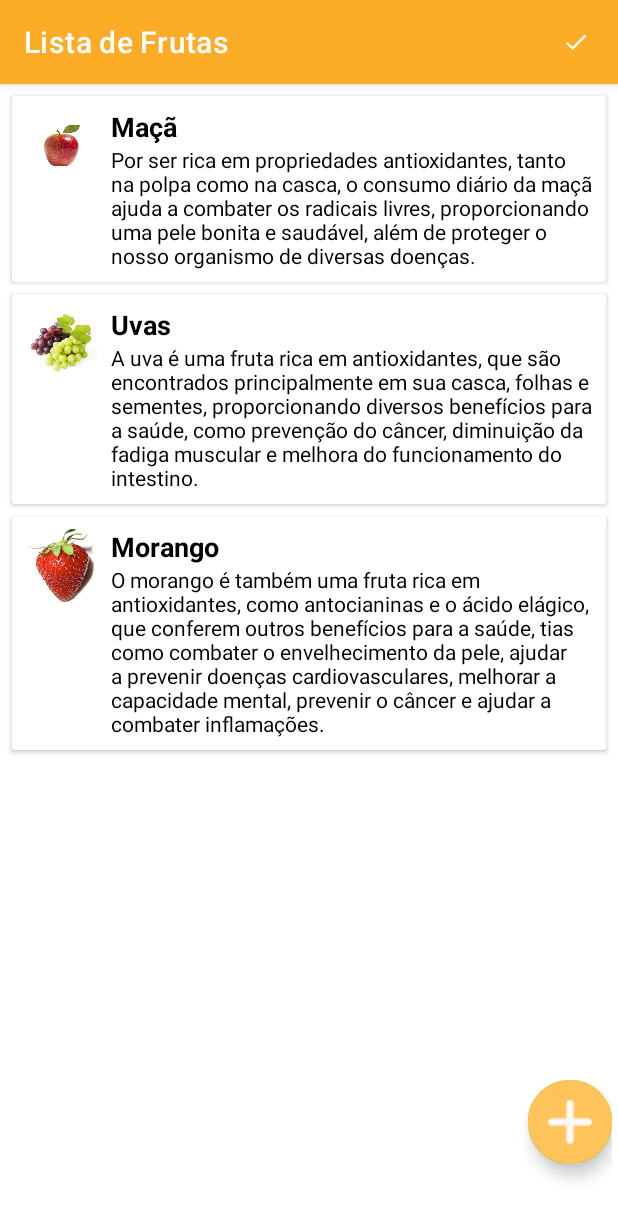
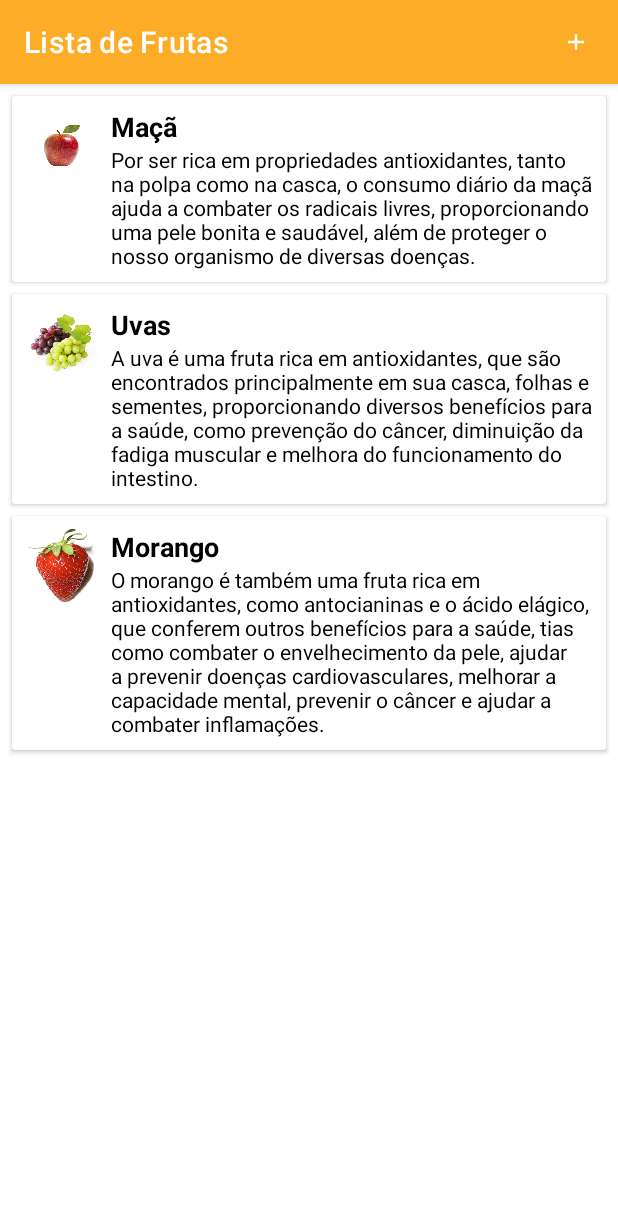
Before and after one commit to dvdt101/Fruit_app, an Android app: the screen it shows after launch (MainActivity), on a phone screen of 412 x 824 dp. Shown: the top 1219 px of the screen. Run offline under Robolectric (Android 15) with nearby library versions, the phone set to English and light mode, and no system bars.

Commit message:
Corrigindo bug

```diff
--- a/app/src/main/java/com/cesardev/fruitapp/MainActivity.kt
+++ b/app/src/main/java/com/cesardev/fruitapp/MainActivity.kt
@@ -47,11 +47,6 @@ class MainActivity : AppCompatActivity(), FruitAdapter.OnItemClickListenner {
 
         val itemTouchHelper = ItemTouchHelper(FruitItemTouchHelperCallBack(adapter!!, this))
         itemTouchHelper.attachToRecyclerView(recycle_view)
-    }
-        //Chama SecondActivity para adicionar o item
-    fun insertItem(v: View){
-        val intent : Intent =  Intent(this, SecondActivity::class.java)
-        startActivityForResult(intent, 1)
     }
 
         //Cria lista inicial
--- /dev/null
+++ b/app/src/main/res/drawable/add_icon_foreground.xml
@@ -0,0 +1,15 @@
+<vector xmlns:android="http://schemas.android.com/apk/res/android"
+    android:width="108dp"
+    android:height="108dp"
+    android:viewportWidth="108"
+    android:viewportHeight="108"
+    android:tint="#FFFFFF">
+  <group android:scaleX="2.61"
+      android:scaleY="2.61"
+      android:translateX="22.68"
+      android:translateY="22.68">
+    <path
+        android:fillColor="@android:color/white"
+        android:pathData="M19,13h-6v6h-2v-6H5v-2h6V5h2v6h6v2z"/>
+  </group>
+</vector>
--- a/app/src/main/res/layout/activity_main.xml
+++ b/app/src/main/res/layout/activity_main.xml
@@ -16,32 +16,4 @@
         android:padding="4dp"
         tools:listitem="@layout/fruit_card_view" />
 
-    <LinearLayout
-        android:id="@+id/buttons"
-        android:layout_width="match_parent"
-        android:layout_height="80dp"
-        android:layout_alignParentBottom="true"
-        android:layout_marginBottom="28dp"
-        android:clipToPadding="true"
-        android:padding="4dp"
-        tools:ignore="InvalidId">
-
-        <Space
-            android:layout_width="337dp"
-            android:layout_height="66dp"
-            android:layout_weight="1" />
-
-        <com.google.android.material.floatingactionbutton.FloatingActionButton
-            android:id="@+id/floatingActionButton"
-            android:layout_width="wrap_content"
-            android:layout_height="wrap_content"
-            android:clickable="true"
-            android:foreground="@drawable/plus_btn"
-            android:onClick="insertItem"
-            app:backgroundTint="@android:color/holo_green_light"
-            app:rippleColor="@color/white"
-            app:srcCompat="@drawable/plus_white_color" />
-
-    </LinearLayout>
-
 </RelativeLayout>
--- a/app/src/main/res/menu/menu_add_fruit.xml
+++ b/app/src/main/res/menu/menu_add_fruit.xml
@@ -4,7 +4,7 @@
     <item
         android:id="@+id/menu_add_fruit"
 
-        android:icon="@drawable/confirm_icon_foreground"
+        android:icon="@drawable/add_icon_foreground"
         android:title="Adicionar fruta"
         app:showAsAction="always" />
 </menu>
--- /dev/null
+++ b/app/src/main/res/mipmap-anydpi-v26/add_icon.xml
@@ -0,0 +1,5 @@
+<?xml version="1.0" encoding="utf-8"?>
+<adaptive-icon xmlns:android="http://schemas.android.com/apk/res/android">
+
+    <foreground android:drawable="@drawable/add_icon_foreground"/>
+</adaptive-icon>
--- /dev/null
+++ b/app/src/main/res/mipmap-anydpi-v26/add_icon_round.xml
@@ -0,0 +1,4 @@
+<?xml version="1.0" encoding="utf-8"?>
+<adaptive-icon xmlns:android="http://schemas.android.com/apk/res/android">
+    <foreground android:drawable="@drawable/add_icon_foreground"/>
+</adaptive-icon>
```
Also changed, not shown: app/src/main/java/com/cesardev/fruitapp/FruitItemTouchHelperCallBack.kt (+6 -6 lines), app/src/main/add_icon-playstore.png (added), app/src/main/res/mipmap-hdpi/add_icon.png (added), app/src/main/res/mipmap-hdpi/add_icon_round.png (added), app/src/main/res/mipmap-mdpi/add_icon_round.png (added), app/src/main/res/mipmap-xhdpi/add_icon.png (added), app/src/main/res/mipmap-xhdpi/add_icon_round.png (added), app/src/main/res/mipmap-xxhdpi/add_icon.png (added), app/src/main/res/mipmap-xxhdpi/add_icon_round.png (added), app/src/main/res/mipmap-xxxhdpi/add_icon_round.png (added).
